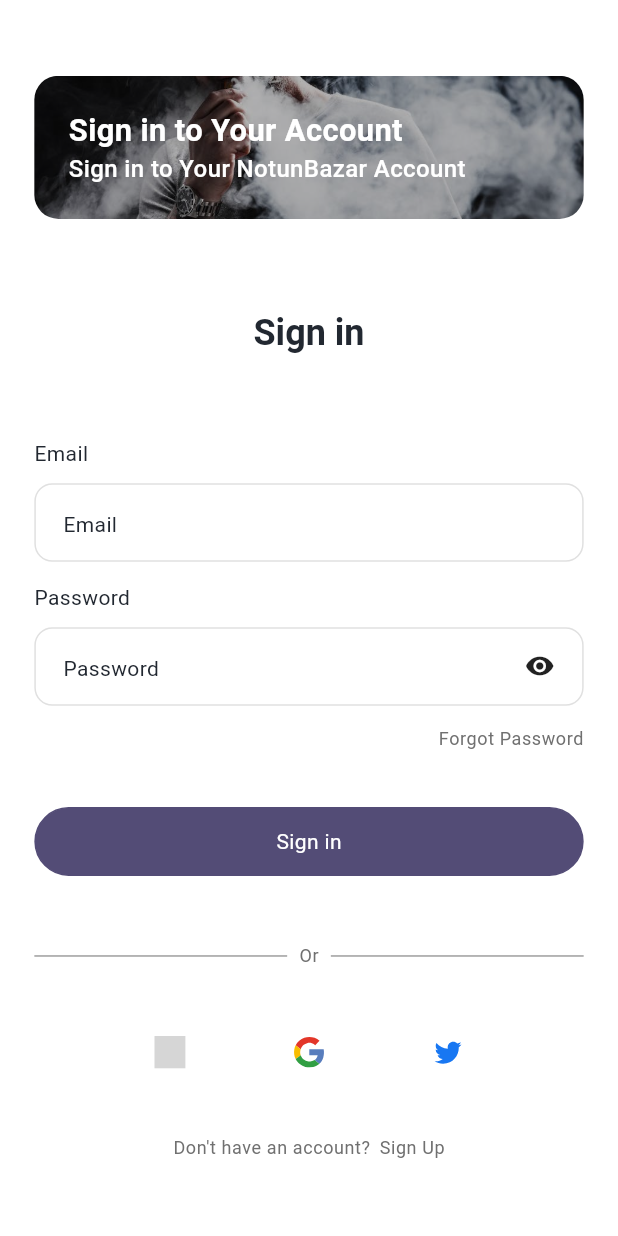
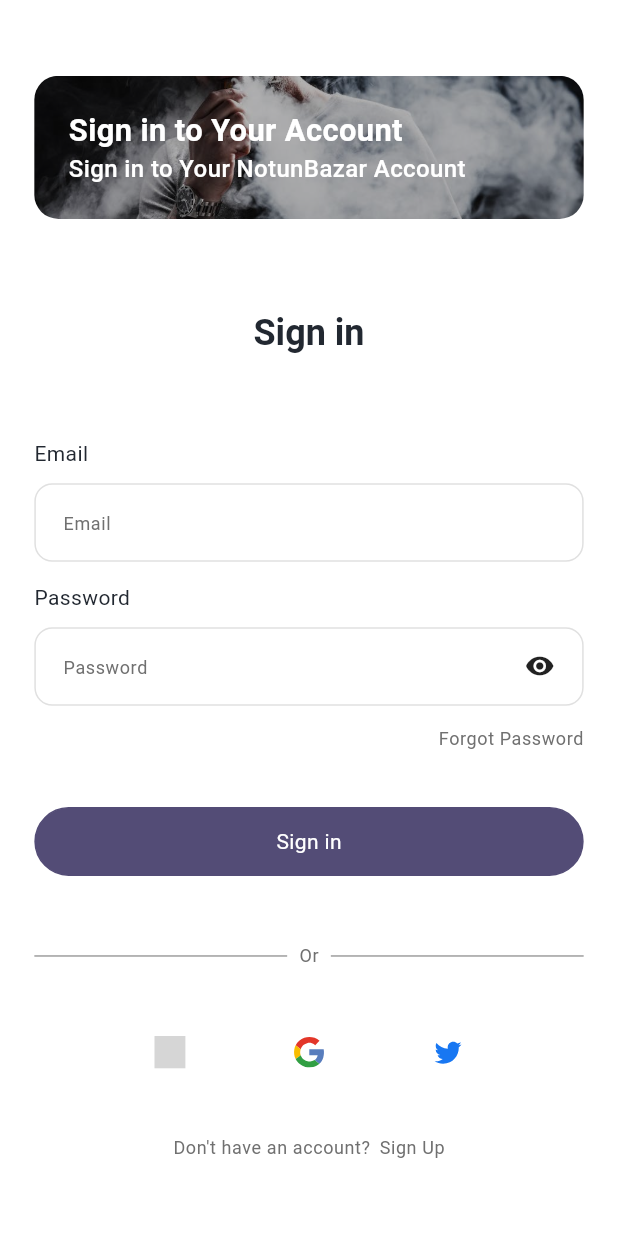
Before and after one commit to taskinnasif144/notun_bazar_ecommerce, a Flutter app: the screen it shows after launch, on a phone screen of 412 x 824 dp. Run offline on Flutter 3.47's test engine with Material 3 defaults, Android fonts, the phone set to English and light mode, and no system bars; our stand-ins replace carousel_slider, dots_indicator, flutter_rating, flutter_screenutil, flutter_svg, get and 5 more; generated files the repository leaves out were written again; grey boxes are pictures that could not be loaded.

Commit message:
feat: Enhance CustomInputField to support dynamic height and onChanged callback; update padding and hint style

```diff
--- a/lib/Common/components/custom_input_field.dart
+++ b/lib/Common/components/custom_input_field.dart
@@ -22,6 +22,7 @@ class CustomInputField extends StatelessWidget {
     this.onChanged,
     this.maxLength,
     this.borderRadius,
+    this.height,
   });
 
   final String? title;
@@ -37,6 +38,7 @@ class CustomInputField extends StatelessWidget {
   final Function(String)? onChanged;
   final int? maxLength;
   final double? borderRadius;
+  final double? height;
 
   // To track obscure and unobsure state of password text
   final RxBool isObscure = true.obs;
@@ -53,7 +55,8 @@ class CustomInputField extends StatelessWidget {
         Obx(() {
           final obscure = isObscure.value;
           return Container(
-            padding: EdgeInsets.symmetric(horizontal: 16.w, vertical: 1.h),
+
+            padding: EdgeInsets.symmetric(horizontal: 16.w, vertical: height?? 1.h),
             decoration: BoxDecoration(
               border: Border.all(color: AppColors.lightGray),
               borderRadius: BorderRadius.circular(borderRadius?? 12),
@@ -71,6 +74,7 @@ class CustomInputField extends StatelessWidget {
                 if (prefixIcon != null) SizedBox(width: 12.w),
                 Flexible(
                   child: TextFormField(
+
                     onChanged: onChanged,
                     keyboardType: isNumber ? TextInputType.number : null,
                     inputFormatters:
@@ -80,11 +84,13 @@ class CustomInputField extends StatelessWidget {
                     controller: controller,
                     // To remove default styling and setting hint text
                     decoration: InputDecoration(
-                      hintStyle: Theme.of(context).textTheme.bodyMedium,
+                      hintStyle: Theme.of(context).textTheme.bodySmall,
                       hintText: hintText ?? title ?? "",
                       border: InputBorder.none,
+                        isDense: height != null? true: false,
                       contentPadding: EdgeInsets.zero,
                     ),
+                    style: Theme.of(context).textTheme.bodyMedium,
 
                     obscureText: isPassword ? obscure : false,
 
```
